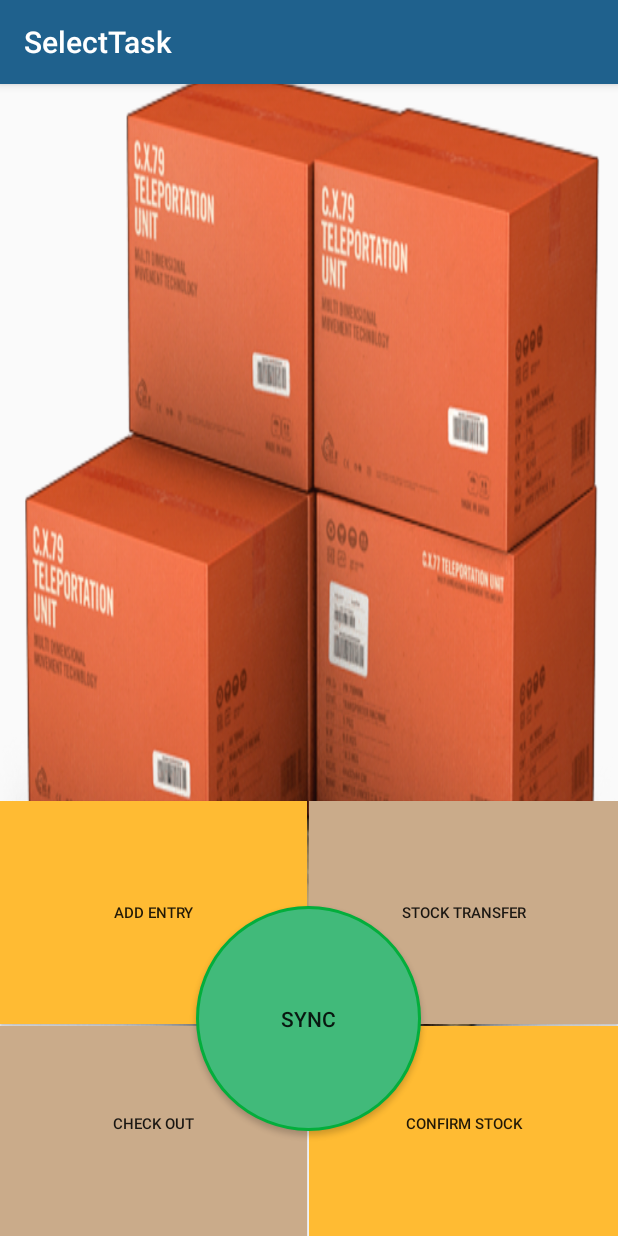
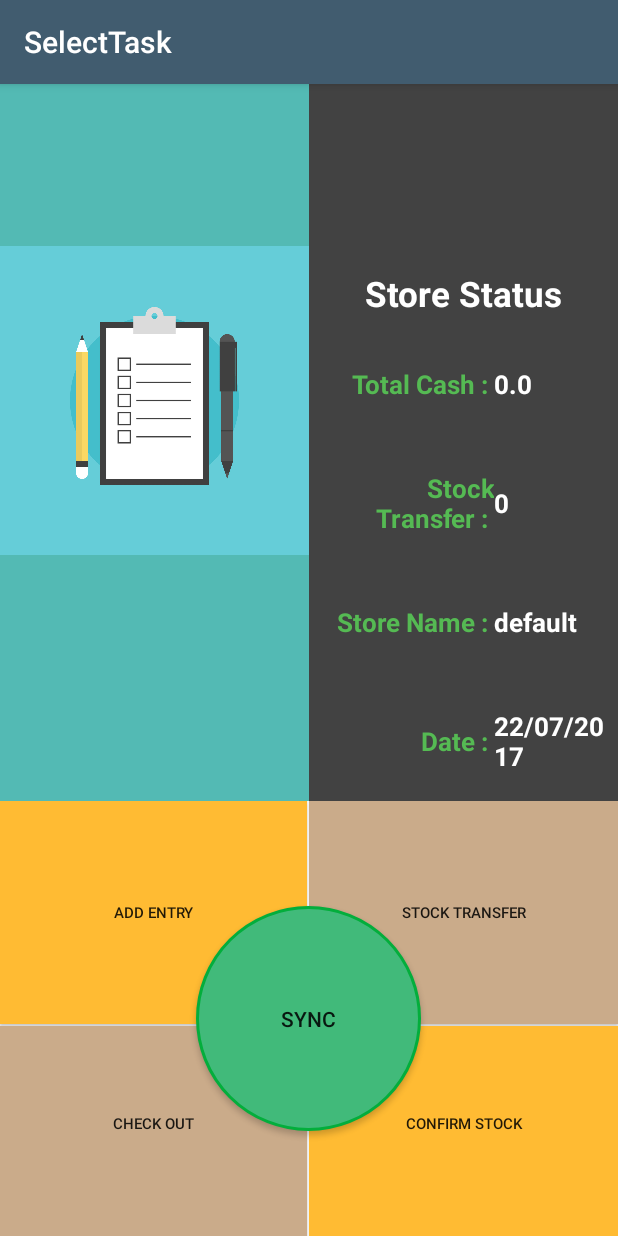
Before and after one commit to saugatchetry/myinventory-android-app, an Android app: the SelectTask screen opened directly, with no data from a screen before it, on a phone screen of 412 x 824 dp. Run offline under Robolectric (Android 15) with nearby library versions, the phone set to English and light mode, and no system bars; libraries missing offline, so code that uses them is left out: com.activeandroid, com.activeandroid.annotation, com.activeandroid.query, com.github.johnpersano.supertoasts; 5 statements that could not run were skipped.

Commit message:
Finished , all done

```diff
--- a/app/src/main/java/zakoi/com/myinventory/SelectTask.java
+++ b/app/src/main/java/zakoi/com/myinventory/SelectTask.java
@@ -20,6 +20,7 @@ import android.telephony.SmsManager;
 import android.util.Log;
 import android.view.View;
 import android.widget.Button;
+import android.widget.TextView;
 import android.widget.Toast;
 
 import com.activeandroid.query.Select;
@@ -52,6 +53,10 @@ import zakoi.com.myinventory.model.Items;
 import zakoi.com.myinventory.model.OutgoingStockTransfer;
 import zakoi.com.myinventory.model.StockTransfer;
 
+import static zakoi.com.myinventory.R.id.id_tv_cash;
+import static zakoi.com.myinventory.R.id.id_tv_date;
+import static zakoi.com.myinventory.R.id.id_tv_stockTransfer;
+import static zakoi.com.myinventory.R.id.id_tv_storeName;
 import static zakoi.com.myinventory.R.id.stockTransfer;
 
 public class SelectTask extends AppCompatActivity implements View.OnClickListener{
@@ -68,8 +73,11 @@ public class SelectTask extends AppCompatActivity implements View.OnClickListene
     String delivered = "sms delivered";
     String timeStamp = "";
     PendingIntent sentPI,deliveredPI;
+    double totalCash = 0;
+
 
     BroadcastReceiver smsSentReceiver, smsDeliveredReceiver;
+    TextView tv_storeName,tv_stockTransfer,tv_date,tv_totalCash;
     ToastManager _toast;
 
     @Override
@@ -89,6 +97,11 @@ public class SelectTask extends AppCompatActivity implements View.OnClickListene
         btn_sync = (Button)findViewById(R.id.sync);
         btn_confirmStockTransfer = (Button) findViewById(R.id.confirmStock);
 
+        tv_date = (TextView) findViewById(id_tv_date);
+        tv_totalCash = (TextView) findViewById(id_tv_cash);
+        tv_stockTransfer = (TextView) findViewById(id_tv_stockTransfer);
+        tv_storeName = (TextView) findViewById(id_tv_storeName);
+
         btn_checkOut.setOnClickListener(this);
         btn_saveReceipts.setOnClickListener(this);
         btn_stockTransfer.setOnClickListener(this);
@@ -104,6 +117,9 @@ public class SelectTask extends AppCompatActivity implements View.OnClickListene
         downloadingDialog.show();
         _toast = ToastManager.getInstance();
         _toast.ShowSyncToast(this);
+
+        tv_storeName.setText(storeName);
+        tv_date.setText(Util.getDate());
     }
 
 
@@ -111,6 +127,11 @@ public class SelectTask extends AppCompatActivity implements View.OnClickListene
     protected void onResume(){
 
         super.onResume();
+        String msg = "" + getTotalCashAmount();
+        tv_totalCash.setText(msg);
+
+        msg = "" + Config.UNCONFIRMED_TRANSFERS;
+        tv_stockTransfer.setText(msg);
 
         ToastManager.getInstance().Reset();
 
@@ -178,6 +199,8 @@ public class SelectTask extends AppCompatActivity implements View.OnClickListene
     private void readAllStockTransfers() {
 
          list = StockTransfer.getAllUnconfirmedTransfers();
+          Config.UNCONFIRMED_TRANSFERS = list.size();
+
          if(list.size() > 0){
 
              AlertDialog.Builder alertDialogBuilder = new AlertDialog.Builder(this);
@@ -264,7 +287,7 @@ public class SelectTask extends AppCompatActivity implements View.OnClickListene
     public void onClick(View view) {
         switch (view.getId()){
             case R.id.checkOut:
-                getTotalCashAmount();
+                sendSMS();
                 makeAllReceiptsUneditable();
 
                 /*
@@ -435,19 +458,17 @@ public class SelectTask extends AppCompatActivity implements View.OnClickListene
 
     }
 
-    private void getTotalCashAmount(){
+    private double getTotalCashAmount(){
         List<ItemReceipt> allReceipts = ItemReceipt.getAllEditableReceipts();
-        double totalCash = 0.0;
+        totalCash = 0.0;
         for(ItemReceipt ir : allReceipts){
             totalCash = totalCash + ir.amount;
         }
-
-        sendSMS(totalCash);
-
         Log.d("TotalCash","Cash = "+totalCash);
+        return totalCash;
     }
 
-    private void sendSMS(double totalCash) {
+    private void sendSMS() {
 
         DateFormat df = new SimpleDateFormat("EEE, d MMM yyyy, HH:mm");
         String date = df.format(Calendar.getInstance().getTime());
--- a/app/src/main/java/zakoi/com/myinventory/StockTransferRecyclerAdapter.java
+++ b/app/src/main/java/zakoi/com/myinventory/StockTransferRecyclerAdapter.java
@@ -15,6 +15,7 @@ import com.activeandroid.query.Update;
 import java.util.ArrayList;
 import java.util.List;
 
+import zakoi.com.myinventory.Utility.Config;
 import zakoi.com.myinventory.model.EditReceiptModel;
 import zakoi.com.myinventory.model.ItemReceipt;
 import zakoi.com.myinventory.model.StockTransfer;
@@ -65,7 +66,7 @@ public class StockTransferRecyclerAdapter extends RecyclerView.Adapter<StockTran
     }
 
     private void confirmItem(StockTransfer stock) {
-
+        Config.UNCONFIRMED_TRANSFERS -= 1;
         int position = data.indexOf(stock);
 
         data.remove(position);
--- a/app/src/main/java/zakoi/com/myinventory/Utility/Config.java
+++ b/app/src/main/java/zakoi/com/myinventory/Utility/Config.java
@@ -8,8 +8,8 @@ import java.util.Date;
 
 public class Config {
     //Server
-//     public static final String SERVER_URL = "https://0c4e36eb.ngrok.io";
-    public static final String SERVER_URL = "https://myinventory-test.herokuapp.com";
+    public static final String SERVER_URL = "https://9138d64c.ngrok.io";
+//    public static final String SERVER_URL = "https://myinventory-test.herokuapp.com";
 
 
     //Shared Pref
@@ -25,5 +25,8 @@ public class Config {
     public static final int TIME_STOCK_INTERVAL = 1;
     public static final int SPLASH_DISPLAY_LENGTH = 2000;
 
+    //Config
+    public static int UNCONFIRMED_TRANSFERS = 0;
+
 
 }
--- a/app/src/main/java/zakoi/com/myinventory/Utility/Util.java
+++ b/app/src/main/java/zakoi/com/myinventory/Utility/Util.java
@@ -41,4 +41,9 @@ public class Util {
         return TimeUnit.MILLISECONDS.toMinutes(now.getTime() - before.getTime());
     }
 
+    public static  String getDate() {
+        SimpleDateFormat sdf = new SimpleDateFormat("dd/MM/yyyy");
+        return sdf.format(new Date());
+    }
+
 }
--- a/app/src/main/res/layout/content_select_task.xml
+++ b/app/src/main/res/layout/content_select_task.xml
@@ -4,13 +4,153 @@
     android:layout_width="match_parent"
     android:layout_height="match_parent"
     android:orientation="vertical"
-    android:weightSum="10"
-    android:background="@drawable/palet03">
+    android:weightSum="10">
 
     <LinearLayout
         android:layout_width="match_parent"
         android:layout_height="wrap_content"
-        android:layout_weight="10">
+        android:layout_weight="10"
+        android:weightSum="10"
+        >
+
+        <ImageView
+            android:layout_width="0dp"
+            android:layout_height="match_parent"
+            android:layout_weight="5"
+            android:background="#53bab4"
+            android:src="@drawable/warehouse" />
+
+        <LinearLayout
+            android:layout_width="0dp"
+            android:layout_height="match_parent"
+            android:layout_weight="5"
+            android:background="@color/cardview_dark_background"
+            android:orientation="vertical"
+            android:weightSum="10">
+
+            <TextView
+                android:layout_width="match_parent"
+                android:layout_height="0dp"
+                android:layout_weight="4"
+                android:gravity="bottom|center_horizontal"
+                android:text="Store Status"
+                style="@android:style/TextAppearance.Small"
+                android:textColor="@color/cardview_light_background"
+                android:textSize="35px"
+                android:layout_marginBottom="5dp"
+                android:textStyle="bold" />
+
+            <LinearLayout
+                android:layout_width="match_parent"
+                android:layout_height="0dp"
+                android:layout_weight="6"
+                android:weightSum="10">
+
+                <LinearLayout
+                    android:layout_width="0dp"
+                    android:layout_height="match_parent"
+                    android:layout_weight="6"
+                    android:orientation="vertical"
+                    android:weightSum="8">
+
+                    <TextView
+                        android:layout_width="match_parent"
+                        android:layout_height="0dp"
+                        android:layout_weight="2"
+                        android:gravity="right|center_vertical"
+                        android:text="Total Cash : "
+                        android:textColor="#55ba53"
+                        android:textSize="26px"
+                        android:textStyle="bold" />
+
+                    <TextView
+                        android:layout_width="match_parent"
+                        android:layout_height="0dp"
+                        android:layout_weight="2"
+                        android:gravity="right|center_vertical"
+                        android:text="Stock Transfer : "
+                        android:textColor="#55ba53"
+                        android:textSize="26px"
+                        android:textStyle="bold" />
+
+                    <TextView
+                        android:layout_width="match_parent"
+                        android:layout_height="0dp"
+                        android:layout_weight="2"
+                        android:gravity="right|center_vertical"
+                        android:text="Store Name : "
+                        android:textColor="#55ba53"
+                        android:textSize="26px"
+                        android:textStyle="bold" />
+
+                    <TextView
+                        android:layout_width="match_parent"
+                        android:layout_height="0dp"
+                        android:layout_weight="2"
+                        android:gravity="right|center_vertical"
+                        android:text="Date : "
+                        android:textColor="#55ba53"
+                        android:textSize="26px"
+                        android:textStyle="bold" />
+                </LinearLayout>
+
+                <LinearLayout
+                    android:layout_width="0dp"
+                    android:layout_height="match_parent"
+                    android:layout_weight="4"
+                    android:orientation="vertical"
+                    android:weightSum="8">
+
+                    <TextView
+                        android:id="@+id/id_tv_cash"
+                        android:layout_width="match_parent"
+                        android:layout_height="0dp"
+                        android:layout_weight="2"
+                        android:gravity="center_vertical"
+                        android:text="2000 "
+                        android:textColor="#FFFFFF"
+                        android:textSize="26px"
+                        android:textStyle="bold" />
+
+                    <TextView
+                        android:id="@+id/id_tv_stockTransfer"
+                        android:layout_width="match_parent"
+                        android:layout_height="0dp"
+                        android:layout_weight="2"
+                        android:gravity="center_vertical"
+                        android:text="2000 "
+                        android:textColor="#FFFFFF"
+                        android:textSize="26px"
+                        android:textStyle="bold" />
+
+                    <TextView
+                        android:id="@+id/id_tv_storeName"
+                        android:layout_width="match_parent"
+                        android:layout_height="0dp"
+                        android:layout_weight="2"
+                        android:gravity="center_vertical"
+                        android:text="saugat"
+                        android:textColor="#FFFFFF"
+                        android:textSize="26px"
+                        android:textStyle="bold" />
+
+                    <TextView
+                        android:id="@+id/id_tv_date"
+                        android:layout_width="match_parent"
+                        android:layout_height="0dp"
+                        android:layout_weight="2"
+                        android:gravity="center_vertical"
+                        android:text="05/04/1989"
+                        android:textColor="#FFFFFF"
+                        android:textSize="26px"
+                        android:textStyle="bold" />
+                </LinearLayout>
+            </LinearLayout>
+            >
+        </LinearLayout>
+
+
+
 
     </LinearLayout>
 
--- a/app/src/main/res/values/colors.xml
+++ b/app/src/main/res/values/colors.xml
@@ -1,6 +1,6 @@
 <?xml version="1.0" encoding="utf-8"?>
 <resources>
-    <color name="colorPrimary">#1F618D</color>
+    <color name="colorPrimary">#415c6f</color>
     <color name="colorPrimaryDark">#303F9F</color>
     <color name="colorAccent">#caab8a</color>
 </resources>
```
Also changed, not shown: app/src/main/res/drawable/box.png (added), app/src/main/res/drawable/truck.png (added), app/src/main/res/drawable/warehouse.jpg (added), 2 other files.
